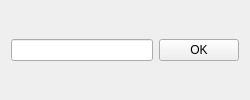
The window that ui_files/vault/enterDataDialog.ui (Sarim-K/password-manager) describes before a commit, drawn with Qt 5.
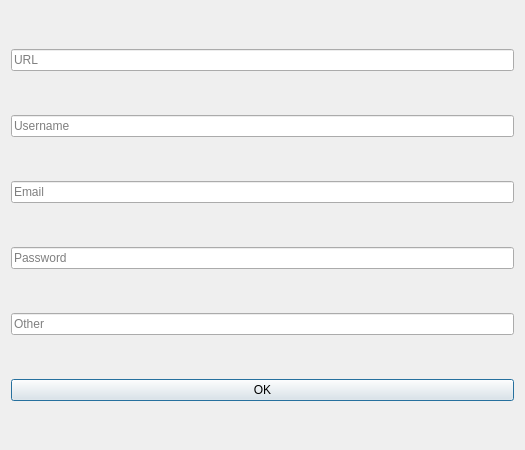
The same window after the commit.

```diff
--- a/ui_files/vault/enterDataDialog.ui
+++ b/ui_files/vault/enterDataDialog.ui
@@ -1,39 +1,53 @@
 <?xml version="1.0" encoding="UTF-8"?>
 <ui version="4.0">
- <class>Form</class>
- <widget class="QWidget" name="Form">
+ <class>Dialog</class>
+ <widget class="QDialog" name="Dialog">
   <property name="geometry">
    <rect>
     <x>0</x>
     <y>0</y>
-    <width>250</width>
-    <height>100</height>
+    <width>525</width>
+    <height>450</height>
    </rect>
   </property>
-  <property name="minimumSize">
-   <size>
-    <width>250</width>
-    <height>100</height>
-   </size>
-  </property>
-  <property name="maximumSize">
-   <size>
-    <width>250</width>
-    <height>100</height>
-   </size>
-  </property>
   <property name="windowTitle">
    <string>Form</string>
   </property>
-  <property name="autoFillBackground">
-   <bool>false</bool>
-  </property>
-  <property name="styleSheet">
-   <string notr="true"/>
-  </property>
-  <layout class="QHBoxLayout" name="horizontalLayout">
+  <layout class="QVBoxLayout" name="verticalLayout">
    <item>
-    <widget class="QLineEdit" name="lineEdit"/>
+    <widget class="QLineEdit" name="urlEdit">
+     <property name="placeholderText">
+      <string>URL</string>
+     </property>
+    </widget>
+   </item>
+   <item>
+    <widget class="QLineEdit" name="usernameEdit">
+     <property name="placeholderText">
+      <string>Username</string>
+     </property>
+    </widget>
+   </item>
+   <item>
+    <widget class="QLineEdit" name="emailEdit">
+     <property name="placeholderText">
+      <string>Email</string>
+     </property>
+    </widget>
+   </item>
+   <item>
+    <widget class="QLineEdit" name="passwordEdit">
+     <property name="placeholderText">
+      <string>Password</string>
+     </property>
+    </widget>
+   </item>
+   <item>
+    <widget class="QLineEdit" name="otherEdit">
+     <property name="placeholderText">
+      <string>Other</string>
+     </property>
+    </widget>
    </item>
    <item>
     <widget class="QPushButton" name="OKButton">
```
Left out of the diff: 2 changed lines with no effect on the pictures.
